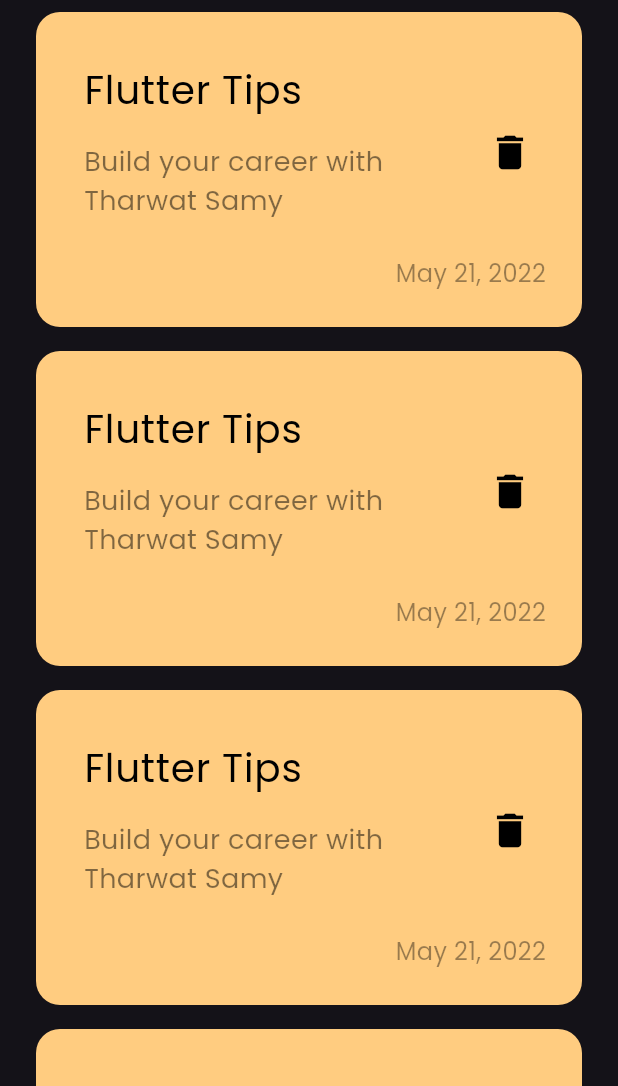
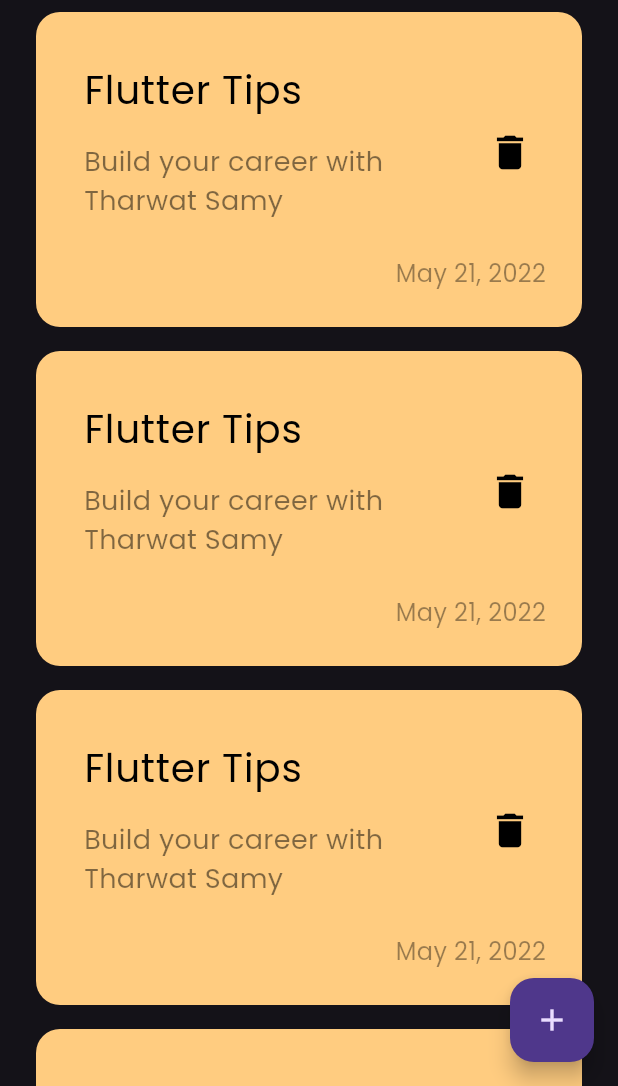
Before and after one commit to RimoneA/notes_app, a Flutter app: the screen it shows after launch, on a phone screen of 412 x 824 dp, the part 150-1236 px from its top. Run offline on Flutter 3.47's test engine with Material 3 defaults, Android fonts, the phone set to English and light mode, and no system bars.

Commit message:
add floating action button

```diff
--- a/lib/views/notes_view.dart
+++ b/lib/views/notes_view.dart
@@ -7,6 +7,12 @@ class NotesView extends StatelessWidget {
 
   @override
   Widget build(BuildContext context) {
-    return const Scaffold(body: NotesViewBody());
+    return Scaffold(
+      floatingActionButton: FloatingActionButton(
+        onPressed: () {},
+        child: Icon(Icons.add),
+      ),
+      body: NotesViewBody(),
+    );
   }
 }
```
